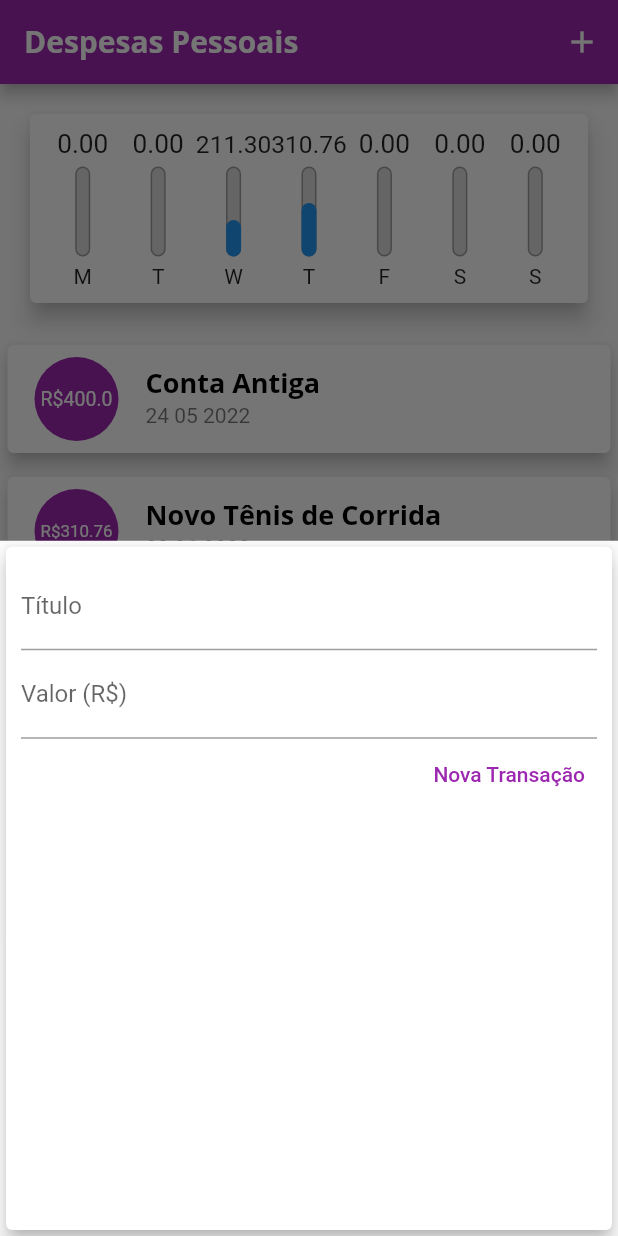
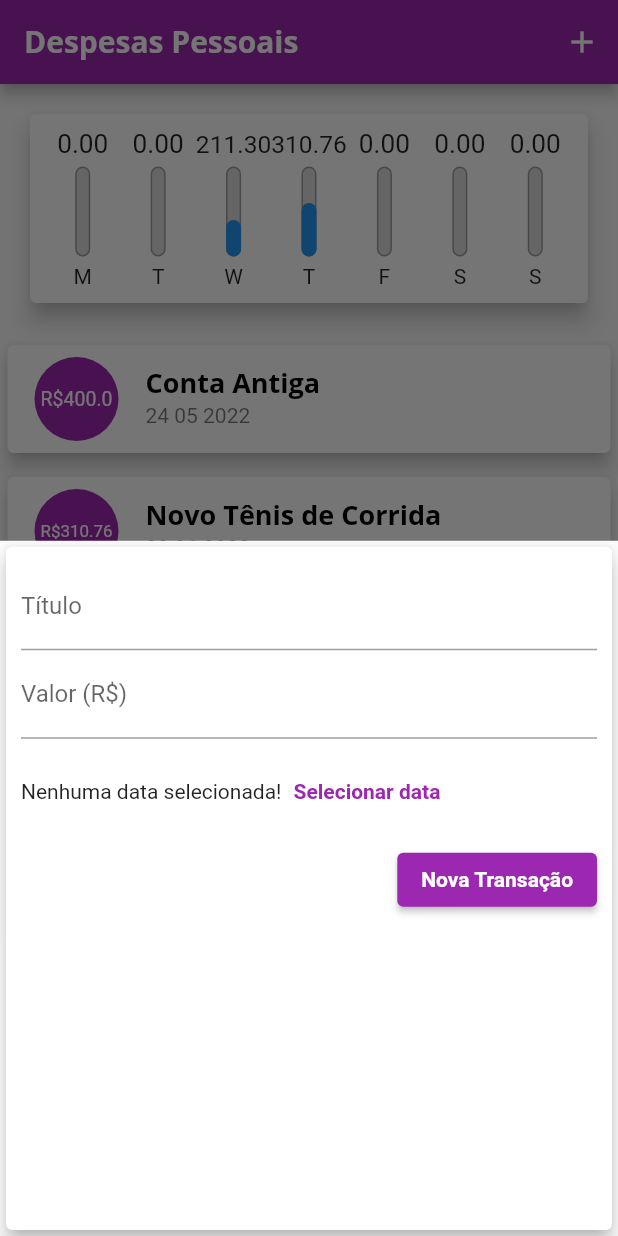
Before and after one commit to paulocsarlins/expenses, a Flutter app: the screen it shows after launch, after a tap on the "add" icon, on a phone screen of 412 x 824 dp. Run offline on Flutter 3.47's test engine with Material 2 defaults, Android fonts, the phone set to English and light mode, and no system bars.

Commit message:
Preparando Formulário

```diff
--- a/lib/components/transaction_form.dart
+++ b/lib/components/transaction_form.dart
@@ -49,18 +49,35 @@ class _TransactionFormState extends State<TransactionForm> {
                 labelText: 'Valor (R\$)',
               ),
             ),
+            SizedBox(
+              height: 70,
+              child: Row(
+                children: [
+                  const Text('Nenhuma data selecionada!'),
+                  TextButton(
+                    child: const Text(
+                      'Selecionar data',
+                      style: TextStyle(
+                      fontWeight: FontWeight.bold,
+                    ),
+                  ),
+                    onPressed: () {},
+                  ),
+                ],
+              ),
+            ),
             Row(
               mainAxisAlignment: MainAxisAlignment.end,
               children: <Widget>[
-                TextButton(
-                  child: const Text(
+                ElevatedButton(
+                  child: Text(
                     'Nova Transação',
                     style: TextStyle(
-                      color: Colors.purple,
+                      color: Theme.of(context).textTheme.button?.color,
                     ),
                   ),
                   onPressed: _submitForm,
-                )
+                ),
               ],
             ),
           ],
--- a/lib/main.dart
+++ b/lib/main.dart
@@ -27,6 +27,10 @@ class ExpensesApp extends StatelessWidget {
             fontSize: 18,
             fontWeight: FontWeight.bold,
             color: Colors.black,
+          ),
+          button: TextStyle(
+            color: Colors.white,
+            fontWeight: FontWeight.bold,
           ),
         ),
         appBarTheme: const AppBarTheme(
```
